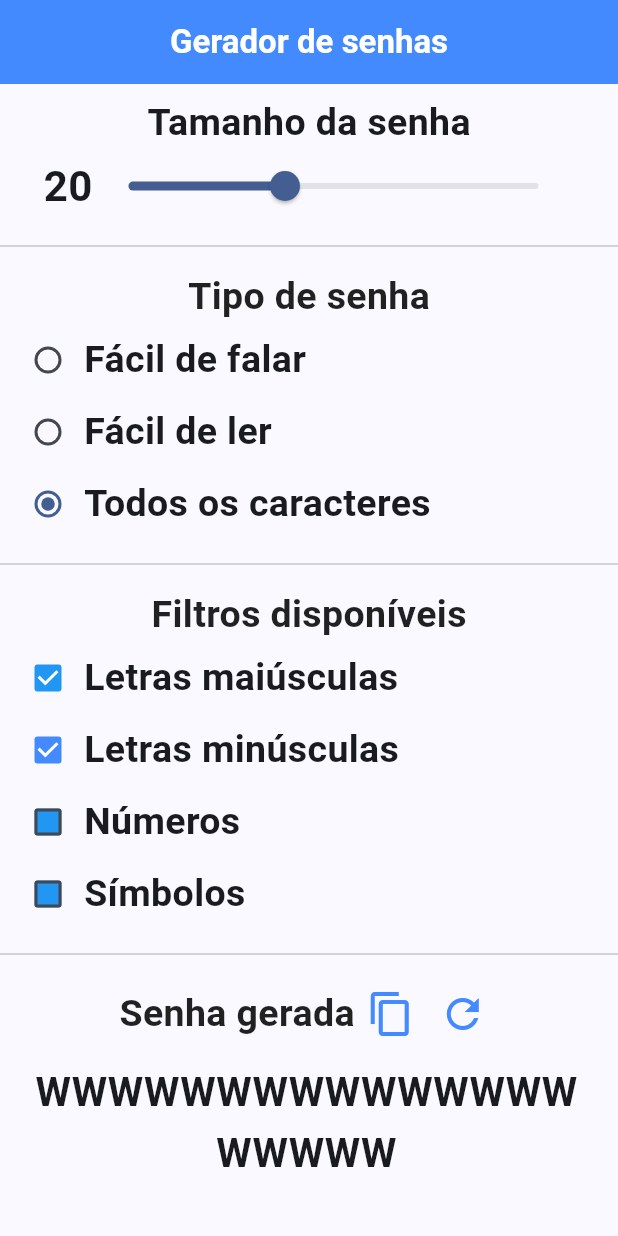
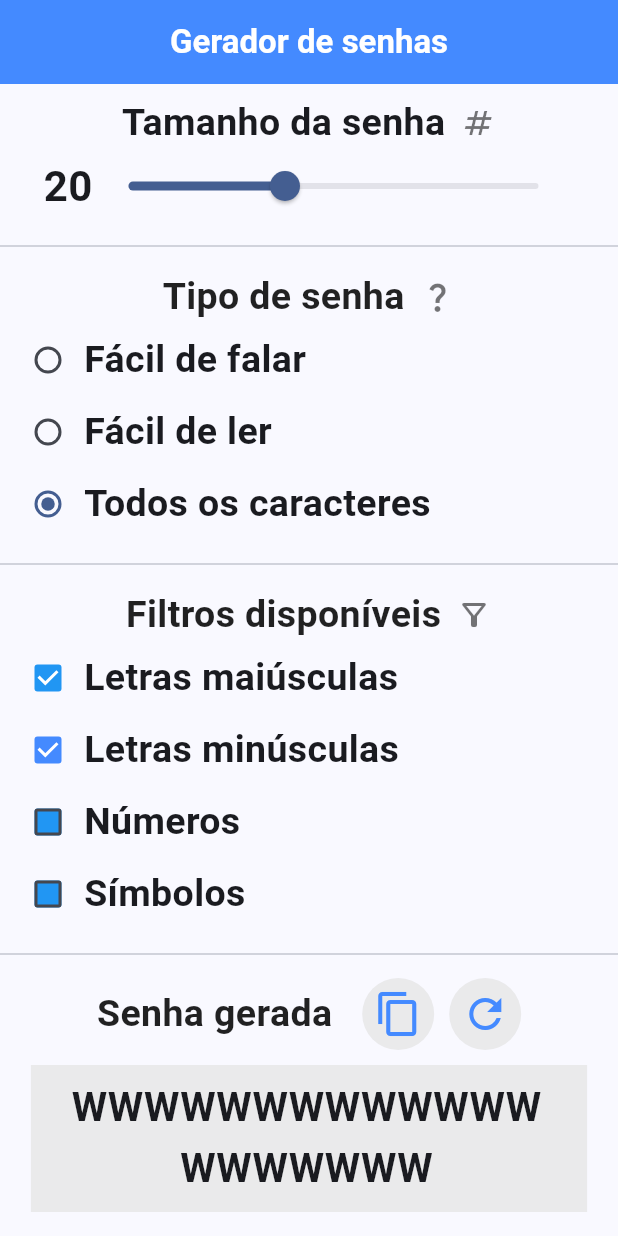
Before and after one commit to gabrielnavas/password_generator_flutter_app, a Flutter app: the screen it shows after launch, on a phone screen of 412 x 824 dp. Run offline on Flutter 3.47's test engine with Material 3 defaults, Android fonts, the phone set to English and light mode, and no system bars.

Commit message:
refactory passwords forms

```diff
--- a/lib/widget/password_filters_form.dart
+++ b/lib/widget/password_filters_form.dart
@@ -22,13 +22,25 @@ class PasswordFiltersForm extends StatelessWidget {
     return Column(
       children: [
         const SizedBox(
-          child: Text(
+          child: Row(
+            mainAxisAlignment: MainAxisAlignment.center,
+            children: [
+              Text(
                 'Filtros disponíveis',
                 style: TextStyle(
                   fontWeight: FontWeight.bold,
                   fontSize: 25,
                   color: Colors.black87,
                 ),
+              ),
+              SizedBox(
+                width: 10,
+              ),
+              Icon(
+                Icons.filter_alt_outlined,
+                color: Colors.black54,
+              ),
+            ],
           ),
         ),
         Row(
--- a/lib/widget/password_generated_form.dart
+++ b/lib/widget/password_generated_form.dart
@@ -1,5 +1,7 @@
 import 'package:flutter/material.dart';
+import 'package:flutter/painting.dart';
 import 'package:flutter/services.dart';
+import 'package:flutter/widgets.dart';
 import 'package:password_generator/messages/show_message.dart';
 import 'package:password_generator/models/password_generator_form.dart';
 
@@ -21,6 +23,7 @@ class PasswordGeneratedForm extends StatelessWidget {
 
   @override
   Widget build(BuildContext context) {
+    const colorBackgroundItems = Color.fromARGB(179, 227, 227, 227);
     return Column(
       children: [
         Row(
@@ -28,9 +31,7 @@ class PasswordGeneratedForm extends StatelessWidget {
           children: [
             SizedBox(
               child: Text(
-                passwordController.text.isEmpty
-                    ? 'Selecione um filtro...'
-                    : 'Senha gerada',
+                passwordController.text.isEmpty ? '' : 'Senha gerada',
                 style: const TextStyle(
                   fontWeight: FontWeight.bold,
                   fontSize: 25,
@@ -38,21 +39,40 @@ class PasswordGeneratedForm extends StatelessWidget {
                 ),
               ),
             ),
+            const SizedBox(
+              width: 20,
+            ),
             if (passwordController.text.isNotEmpty)
               IconButton(
                 color: Colors.blueAccent,
                 iconSize: 32,
                 onPressed: () => _copyToClipboard(context),
                 icon: const Icon(Icons.copy),
+                style: ButtonStyle(
+                  backgroundColor: MaterialStateColor.resolveWith(
+                    (states) => colorBackgroundItems,
+                  ),
+                ),
               ),
+            const SizedBox(
+              width: 10,
+            ),
             if (passwordController.text.isNotEmpty)
               IconButton(
                 color: Colors.blueAccent,
                 iconSize: 32,
                 onPressed: () => refreshPassword(context),
                 icon: const Icon(Icons.refresh),
+                style: ButtonStyle(
+                  backgroundColor: MaterialStateColor.resolveWith(
+                    (states) => colorBackgroundItems,
+                  ),
+                ),
               ),
           ],
+        ),
+        const SizedBox(
+          height: 10,
         ),
         Container(
           alignment: Alignment.center,
@@ -60,9 +80,16 @@ class PasswordGeneratedForm extends StatelessWidget {
           child: TextField(
             maxLines: null,
             keyboardType: TextInputType.multiline,
-            style: const TextStyle(fontWeight: FontWeight.bold, fontSize: 27),
-            decoration: const InputDecoration(
+            style: const TextStyle(
+              fontWeight: FontWeight.bold,
+              fontSize: 27,
+            ),
+            decoration: InputDecoration(
               border: InputBorder.none,
+              filled: true,
+              hintStyle: TextStyle(color: Colors.grey[800]),
+              hintText: "Selecione um filtro...",
+              fillColor: colorBackgroundItems,
             ),
             textAlign: TextAlign.center,
             controller: passwordController,
--- a/lib/widget/password_length_form.dart
+++ b/lib/widget/password_length_form.dart
@@ -15,9 +15,21 @@ class PasswordLengthForm extends StatelessWidget {
   Widget build(BuildContext context) {
     return Column(
       children: [
-        const Text(
-          'Tamanho da senha',
-          style: TextStyle(fontWeight: FontWeight.bold, fontSize: 25),
+        const Row(
+          mainAxisAlignment: MainAxisAlignment.center,
+          children: [
+            Text(
+              'Tamanho da senha',
+              style: TextStyle(fontWeight: FontWeight.bold, fontSize: 25),
+            ),
+            SizedBox(
+              width: 10,
+            ),
+            Icon(
+              Icons.numbers,
+              color: Colors.black54,
+            ),
+          ],
         ),
         Row(
           mainAxisAlignment: MainAxisAlignment.center,
--- a/lib/widget/password_types_form.dart
+++ b/lib/widget/password_types_form.dart
@@ -20,13 +20,25 @@ class PasswordTypesForm extends StatelessWidget {
     return Column(
       children: [
         const SizedBox(
-          child: Text(
+          child: Row(
+            mainAxisAlignment: MainAxisAlignment.center,
+            children: [
+              Text(
                 'Tipo de senha',
                 style: TextStyle(
                   fontWeight: FontWeight.bold,
                   fontSize: 25,
                   color: Colors.black87,
                 ),
+              ),
+              SizedBox(
+                width: 10,
+              ),
+              Icon(
+                Icons.question_mark_outlined,
+                color: Colors.black54,
+              ),
+            ],
           ),
         ),
         Row(
```
Lines whose indentation alone changed are shown as unchanged.
